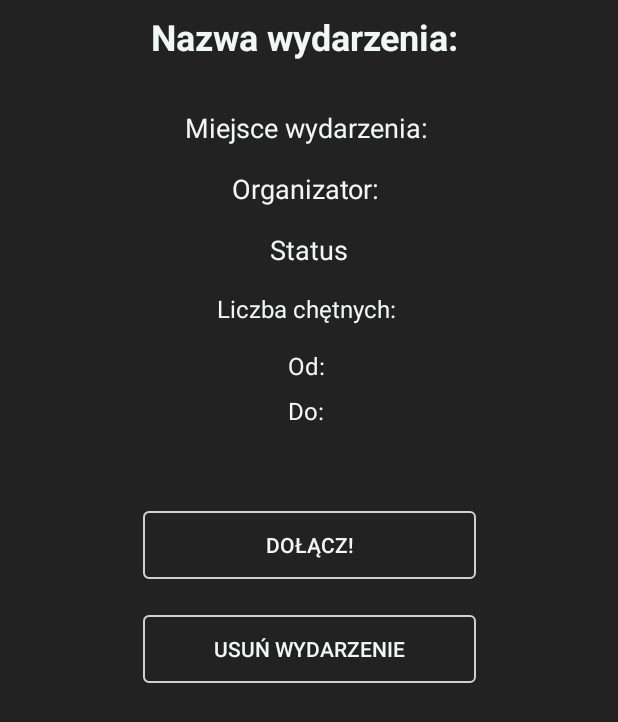
After one commit to wavelus/miasteczko, an Android app: the layout activity_event.xml on its own in the app's theme, with its tools: preview values and no code run, on a phone screen of 412 x 824 dp. The commit adds this screen. Shown: the top 722 px of the screen. Run offline under Robolectric (Android 15) with nearby library versions, the phone set to English and light mode, and no system bars.

Commit message:
Documentation 1.0 and EventActivity

```diff
--- a/app/src/main/AndroidManifest.xml
+++ b/app/src/main/AndroidManifest.xml
@@ -37,6 +37,8 @@
         </activity>
         <activity android:name=".activities.CreateEventActivity">
         </activity>
+        <activity android:name=".activities.EventActivity">
+        </activity>
     </application>
 
 </manifest>
--- /dev/null
+++ b/app/src/main/res/layout/activity_event.xml
@@ -0,0 +1,111 @@
+<?xml version="1.0" encoding="utf-8"?>
+<android.support.constraint.ConstraintLayout
+        xmlns:android="http://schemas.android.com/apk/res/android"
+        xmlns:tools="http://schemas.android.com/tools"
+        xmlns:app="http://schemas.android.com/apk/res-auto"
+        android:layout_width="match_parent"
+        android:layout_height="match_parent"
+        android:background="@color/darkBg"
+        tools:context=".activities.EventActivity">
+
+    <TextView
+            android:text="Nazwa wydarzenia: "
+            android:textColor="#f0f7f4"
+            android:textStyle="bold"
+            android:textSize="24sp"
+            android:layout_width="match_parent"
+            android:layout_height="wrap_content"
+            android:textAlignment="center"
+            app:layout_constraintStart_toStartOf="parent" app:layout_constraintEnd_toEndOf="parent"
+            android:id="@+id/eventNameTv" android:layout_marginTop="8dp" app:layout_constraintTop_toTopOf="parent"/>
+    <TextView
+            android:textAlignment="center"
+            android:text="Miejsce wydarzenia: "
+            android:layout_width="match_parent"
+            android:layout_height="wrap_content"
+            android:textColor="#f0f7f4"
+            android:textSize="18sp" android:id="@+id/eventPlaceTv" app:layout_constraintEnd_toEndOf="parent"
+            android:layout_marginEnd="8dp"
+            app:layout_constraintStart_toStartOf="parent" android:layout_marginStart="8dp"
+            android:layout_marginTop="32dp" app:layout_constraintTop_toBottomOf="@+id/eventNameTv"
+            app:layout_constraintHorizontal_bias="0.0"/>
+    <TextView
+            android:text="Organizator: "
+            android:layout_width="match_parent"
+            android:textAlignment="center"
+            android:textColor="#f0f7f4"
+            android:textSize="18sp" android:layout_height="wrap_content"
+            app:layout_constraintStart_toStartOf="parent" app:layout_constraintEnd_toEndOf="parent"
+            android:id="@+id/eventOwnerTv" android:layout_marginTop="16dp"
+            app:layout_constraintTop_toBottomOf="@+id/eventPlaceTv" app:layout_constraintHorizontal_bias="0.0"/>
+    <TextView
+            android:text="Status"
+            android:textAlignment="center"
+            android:textColor="#f0f7f4"
+            android:textSize="18sp"
+            android:layout_width="wrap_content"
+            android:layout_height="wrap_content"
+            android:id="@+id/eventStatusTv" app:layout_constraintStart_toStartOf="parent"
+            app:layout_constraintTop_toBottomOf="@+id/eventOwnerTv"
+            app:layout_constraintEnd_toEndOf="parent" android:layout_marginTop="16dp"/>
+    <TextView
+            android:text="Liczba chętnych: "
+            android:textAlignment="center"
+            android:textColor="#f0f7f4"
+            android:textSize="16sp"
+            android:layout_width="wrap_content"
+            android:layout_height="wrap_content"
+            android:id="@+id/eventNumberOfAttendeesTv" app:layout_constraintStart_toStartOf="parent"
+            app:layout_constraintTop_toBottomOf="@+id/eventStatusTv"
+            app:layout_constraintEnd_toEndOf="parent" android:layout_marginTop="16dp"/>
+    <TextView
+            android:text="Od: "
+            android:textAlignment="center"
+            android:textColor="#f0f7f4"
+            android:textSize="16sp"
+            android:layout_width="wrap_content"
+            android:layout_height="wrap_content"
+            android:id="@+id/eventDateStartTv" app:layout_constraintStart_toStartOf="parent"
+            app:layout_constraintTop_toBottomOf="@+id/eventNumberOfAttendeesTv"
+            app:layout_constraintEnd_toEndOf="parent" android:layout_marginTop="16dp"/>
+
+    <TextView
+            android:text="Do: "
+            android:textAlignment="center"
+            android:textColor="#f0f7f4"
+            android:textSize="16sp"
+            android:layout_width="wrap_content"
+            android:layout_height="wrap_content"
+            android:id="@+id/eventDateEndTv" app:layout_constraintEnd_toEndOf="parent"
+            app:layout_constraintStart_toStartOf="parent"
+            app:layout_constraintTop_toBottomOf="@+id/eventDateStartTv" android:layout_marginTop="8dp"/>
+    <Button
+            android:text="Dołącz!"
+            android:layout_width="222dp"
+            android:layout_height="45dp"
+            android:background="@drawable/bt_shape"
+            android:textColor="#f0f7f4"
+            app:layout_constraintStart_toStartOf="parent" app:layout_constraintEnd_toEndOf="parent"
+            android:id="@+id/joinToEvent" android:layout_marginTop="56dp"
+            app:layout_constraintTop_toBottomOf="@+id/eventDateEndTv"/>
+    <Button
+        android:text="Opuść!"
+        android:visibility="invisible"
+        android:layout_width="222dp"
+        android:layout_height="45dp"
+        android:background="@drawable/bt_shape"
+        android:textColor="#f0f7f4"
+        app:layout_constraintStart_toStartOf="parent" app:layout_constraintEnd_toEndOf="parent"
+        android:id="@+id/disJoinToEvent" android:layout_marginTop="56dp"
+        app:layout_constraintTop_toBottomOf="@+id/eventDateEndTv"/>
+    <Button
+            android:text="Usuń wydarzenie"
+            android:layout_width="222dp"
+            android:layout_height="45dp"
+            android:background="@drawable/bt_shape"
+            android:textColor="#f0f7f4"
+            app:layout_constraintStart_toStartOf="parent" app:layout_constraintEnd_toEndOf="parent"
+            android:id="@+id/removeEvent" android:layout_marginTop="24dp"
+            app:layout_constraintTop_toBottomOf="@+id/joinToEvent"/>
+
+</android.support.constraint.ConstraintLayout>
--- a/build.gradle
+++ b/build.gradle
@@ -10,6 +10,7 @@ buildscript {
         classpath 'com.android.tools.build:gradle:3.2.1'
         classpath "org.jetbrains.kotlin:kotlin-gradle-plugin:$kotlin_version"
         classpath 'com.google.gms:google-services:4.2.0'
+        classpath "org.jetbrains.dokka:dokka-android-gradle-plugin:0.9.17"
         // NOTE: Do not place your application dependencies here; they belong
         // in the individual module build.gradle files
     }
@@ -25,3 +26,7 @@ allprojects {
 task clean(type: Delete) {
     delete rootProject.buildDir
 }
+task dokkaJavadoc(type: org.jetbrains.dokka.gradle.DokkaTask){
+    outputFormat = 'javadoc'
+    outputDirectory = "$buildDir/javadoc"
+}
```
Also changed, not shown: app/build.gradle (+12 -1 lines), app/src/main/java/com/wavelus/miasteczko/EventStatus.kt (+7 -1 lines), app/src/main/java/com/wavelus/miasteczko/activities/CreateEventActivity.kt (+17 -0 lines), app/src/main/java/com/wavelus/miasteczko/activities/EventActivity.kt (added, +37 -0 lines), app/src/main/java/com/wavelus/miasteczko/activities/MenuActivity.kt (+5 -6 lines), app/src/main/java/com/wavelus/miasteczko/activities/StartActivity.kt (+7 -3 lines), app/src/main/java/com/wavelus/miasteczko/adapters/EventsAdapter.kt (+14 -0 lines), app/src/main/java/com/wavelus/miasteczko/models/MyEvent.kt (+10 -0 lines), app/src/main/res/layout/activity_create_event.xml (+10 -1 lines).
